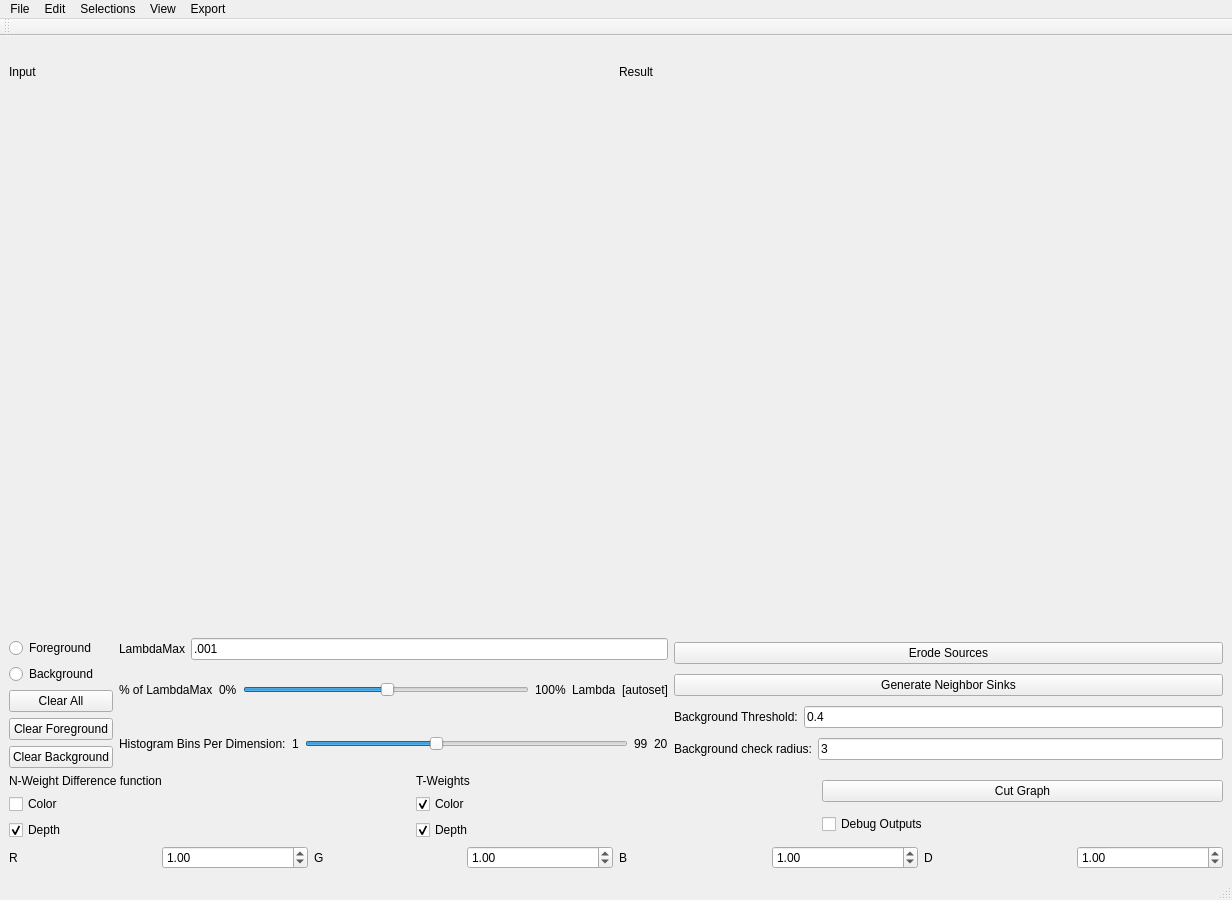
daviddoria/InteractiveLidarSegmentation, file LidarSegmentationWidget.ui: the form before one commit.
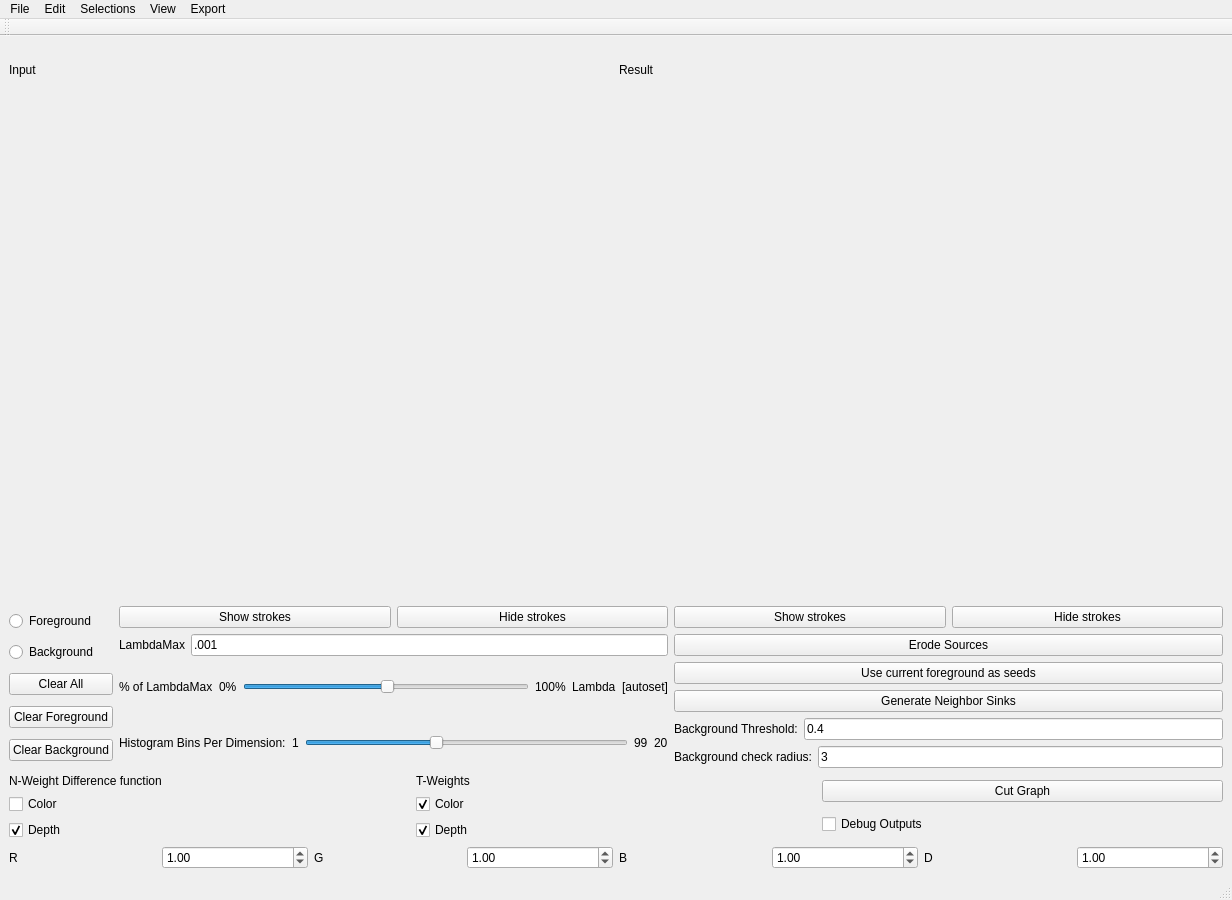
The form after the commit. Custom widgets are drawn as their Qt base class.

Commit message: Allow hiding the strokes.

```diff
--- a/LidarSegmentationWidget.ui
+++ b/LidarSegmentationWidget.ui
@@ -98,6 +98,24 @@
         </item>
         <item>
          <layout class="QVBoxLayout" name="verticalLayout_4">
+          <item>
+           <layout class="QHBoxLayout" name="horizontalLayout_11">
+            <item>
+             <widget class="QPushButton" name="btnShowStrokesLeft">
+              <property name="text">
+               <string>Show strokes</string>
+              </property>
+             </widget>
+            </item>
+            <item>
+             <widget class="QPushButton" name="btnHideStrokesLeft">
+              <property name="text">
+               <string>Hide strokes</string>
+              </property>
+             </widget>
+            </item>
+           </layout>
+          </item>
           <item>
            <layout class="QHBoxLayout" name="horizontalLayout_3">
             <item>
@@ -223,6 +241,24 @@
         </item>
         <item>
          <layout class="QVBoxLayout" name="verticalLayout_3">
+          <item>
+           <layout class="QHBoxLayout" name="horizontalLayout_10">
+            <item>
+             <widget class="QPushButton" name="btnShowStrokesRight">
+              <property name="text">
+               <string>Show strokes</string>
+              </property>
+             </widget>
+            </item>
+            <item>
+             <widget class="QPushButton" name="btnHideStrokesRight">
+              <property name="text">
+               <string>Hide strokes</string>
+              </property>
+             </widget>
+            </item>
+           </layout>
+          </item>
           <item>
            <widget class="QPushButton" name="btnErodeSources">
             <property name="text">
@@ -230,6 +266,13 @@
             </property>
            </widget>
           </item>
+          <item>
+           <widget class="QPushButton" name="btnReseedForeground">
+            <property name="text">
+             <string>Use current foreground as seeds</string>
+            </property>
+           </widget>
+          </item>
           <item>
            <widget class="QPushButton" name="btnGenerateNeighborSinks">
             <property name="text">
```
Left out of the diff: 2 changed lines with no effect on the pictures. The commit also changes 2 other files.
